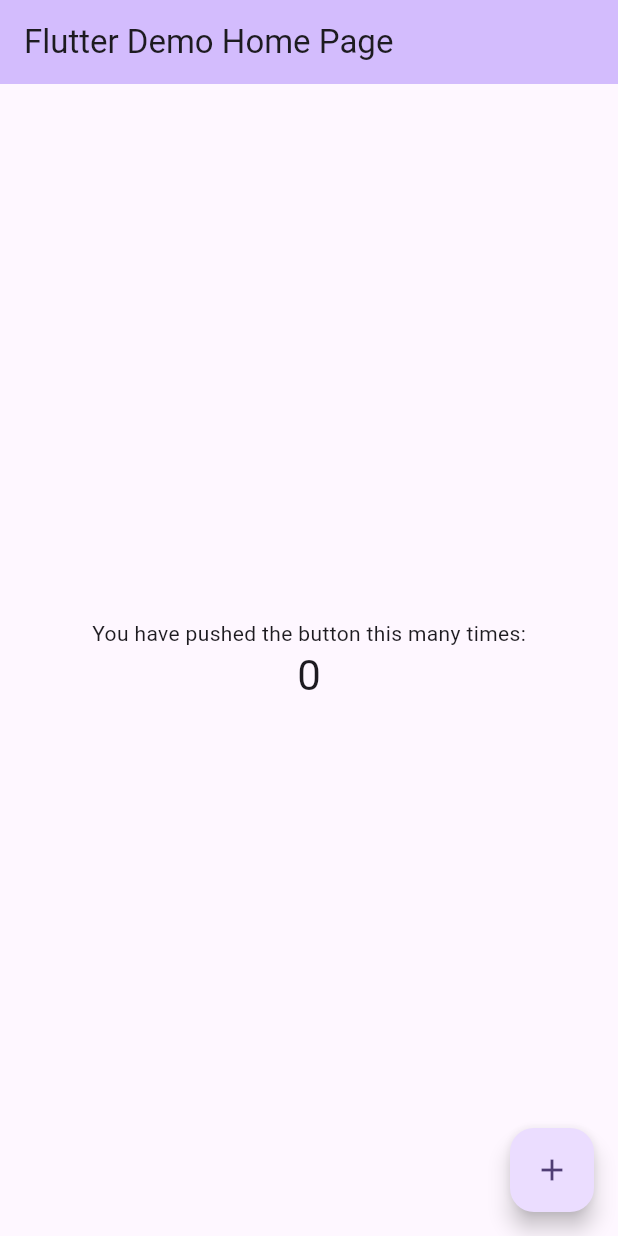
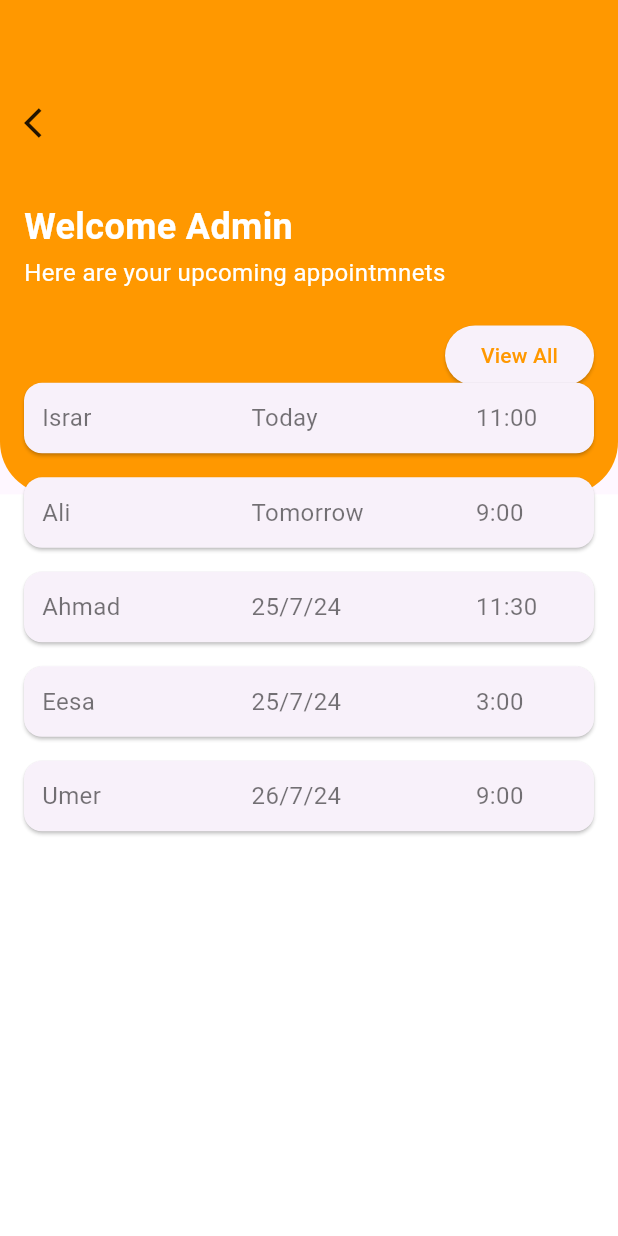
Before and after one commit to IsrarKundi/appointmentApp, a Flutter app: the screen it shows after launch, on a phone screen of 412 x 824 dp. Run offline on Flutter 3.47's test engine with Material 3 defaults, Android fonts, the phone set to English and light mode, and no system bars.

Commit message:
did some work in home screen ui

```diff
--- a/lib/main.dart
+++ b/lib/main.dart
@@ -1,3 +1,4 @@
+import 'package:appointment/screens/home_screen.dart';
 import 'package:flutter/material.dart';
 
 void main() {
@@ -13,113 +14,10 @@ class MyApp extends StatelessWidget {
     return MaterialApp(
       title: 'Flutter Demo',
       theme: ThemeData(
-        // This is the theme of your application.
-        //
-        // TRY THIS: Try running your application with "flutter run". You'll see
-        // the application has a purple toolbar. Then, without quitting the app,
-        // try changing the seedColor in the colorScheme below to Colors.green
-        // and then invoke "hot reload" (save your changes or press the "hot
-        // reload" button in a Flutter-supported IDE, or press "r" if you used
-        // the command line to start the app).
-        //
-        // Notice that the counter didn't reset back to zero; the application
-        // state is not lost during the reload. To reset the state, use hot
-        // restart instead.
-        //
-        // This works for code too, not just values: Most code changes can be
-        // tested with just a hot reload.
         colorScheme: ColorScheme.fromSeed(seedColor: Colors.deepPurple),
         useMaterial3: true,
       ),
-      home: const MyHomePage(title: 'Flutter Demo Home Page'),
+      home: HomeScreen(),
     );
   }
 }
-
-class MyHomePage extends StatefulWidget {
-  const MyHomePage({super.key, required this.title});
-
-  // This widget is the home page of your application. It is stateful, meaning
-  // that it has a State object (defined below) that contains fields that affect
-  // how it looks.
-
-  // This class is the configuration for the state. It holds the values (in this
-  // case the title) provided by the parent (in this case the App widget) and
-  // used by the build method of the State. Fields in a Widget subclass are
-  // always marked "final".
-
-  final String title;
-
-  @override
-  State<MyHomePage> createState() => _MyHomePageState();
-}
-
-class _MyHomePageState extends State<MyHomePage> {
-  int _counter = 0;
-
-  void _incrementCounter() {
-    setState(() {
-      // This call to setState tells the Flutter framework that something has
-      // changed in this State, which causes it to rerun the build method below
-      // so that the display can reflect the updated values. If we changed
-      // _counter without calling setState(), then the build method would not be
-      // called again, and so nothing would appear to happen.
-      _counter++;
-    });
-  }
-
-  @override
-  Widget build(BuildContext context) {
-    // This method is rerun every time setState is called, for instance as done
-    // by the _incrementCounter method above.
-    //
-    // The Flutter framework has been optimized to make rerunning build methods
-    // fast, so that you can just rebuild anything that needs updating rather
-    // than having to individually change instances of widgets.
-    return Scaffold(
-      appBar: AppBar(
-        // TRY THIS: Try changing the color here to a specific color (to
-        // Colors.amber, perhaps?) and trigger a hot reload to see the AppBar
-        // change color while the other colors stay the same.
-        backgroundColor: Theme.of(context).colorScheme.inversePrimary,
-        // Here we take the value from the MyHomePage object that was created by
-        // the App.build method, and use it to set our appbar title.
-        title: Text(widget.title),
-      ),
-      body: Center(
-        // Center is a layout widget. It takes a single child and positions it
-        // in the middle of the parent.
-        child: Column(
-          // Column is also a layout widget. It takes a list of children and
-          // arranges them vertically. By default, it sizes itself to fit its
-          // children horizontally, and tries to be as tall as its parent.
-          //
-          // Column has various properties to control how it sizes itself and
-          // how it positions its children. Here we use mainAxisAlignment to
-          // center the children vertically; the main axis here is the vertical
-          // axis because Columns are vertical (the cross axis would be
-          // horizontal).
-          //
-          // TRY THIS: Invoke "debug painting" (choose the "Toggle Debug Paint"
-          // action in the IDE, or press "p" in the console), to see the
-          // wireframe for each widget.
-          mainAxisAlignment: MainAxisAlignment.center,
-          children: <Widget>[
-            const Text(
-              'You have pushed the button this many times:',
-            ),
-            Text(
-              '$_counter',
-              style: Theme.of(context).textTheme.headlineMedium,
-            ),
-          ],
-        ),
-      ),
-      floatingActionButton: FloatingActionButton(
-        onPressed: _incrementCounter,
-        tooltip: 'Increment',
-        child: const Icon(Icons.add),
-      ), // This trailing comma makes auto-formatting nicer for build methods.
-    );
-  }
-}
--- a/lib/models/appointments.dart
+++ b/lib/models/appointments.dart
@@ -0,0 +1,8 @@
+class Appointment{
+  late String name;
+  late String date;
+  late String time;
+
+  Appointment({required this.name, required this.date, required this.time});
+
+}
--- a/lib/screens/home_screen.dart
+++ b/lib/screens/home_screen.dart
@@ -0,0 +1,146 @@
+import 'package:flutter/material.dart';
+
+import '../models/appointments.dart';
+
+class HomeScreen extends StatelessWidget {
+  @override
+  Widget build(BuildContext context) {
+    final screenHeight = MediaQuery.of(context).size.height;
+
+    return Scaffold(
+      body: Stack(
+        children: [
+          Positioned(
+            top: 0,
+            left: 0,
+            right: 0,
+            height: screenHeight * 0.4,
+            child: Container(
+              decoration: BoxDecoration(
+                borderRadius: BorderRadius.only(
+                    topRight: Radius.circular(0),
+                    topLeft: Radius.circular(0),
+                    bottomRight: Radius.circular(35),
+                    bottomLeft: Radius.circular(35)),
+                color: Colors.orange,
+              ),
+
+              child: Padding(
+                padding: const EdgeInsets.only(top: 70, left: 16),
+                child: Column(
+                  crossAxisAlignment: CrossAxisAlignment.start,
+                  children: [
+                    Icon(Icons.arrow_back_ios),
+                    SizedBox(height: 40,),
+                    Text(
+                      'Welcome Admin',
+                      style: TextStyle(fontSize: 24, fontWeight: FontWeight.bold, color: Colors.white),
+                    ),
+                    SizedBox(height: 2),
+                    Text(
+                      'Here are your upcoming appointmnets',
+                      style: TextStyle(fontSize: 16, color: Colors.white),
+                    ),
+                    SizedBox(height: 20,),
+                    Align(
+                      alignment: Alignment.centerRight,
+                      child: Padding(
+                        padding: const EdgeInsets.only(right: 16),
+                        child: ElevatedButton(
+                          onPressed: () {},
+                          child: Text(
+                            'View All',
+                            style: TextStyle(
+                              color: Colors.orange
+                            ),
+                          ),
+                        ),
+                      ),
+                    ),
+                  ],
+                ),
+              ),
+            ),
+          ),
+          Positioned(
+            top: screenHeight * 0.4,
+            left: 0,
+            right: 0,
+            bottom: 0,
+            child: Container(
+              color: Colors.white,
+            ),
+          ),
+          Positioned.fill(
+            top: screenHeight * 0.3,
+            child: Column(
+              children: [
+                Expanded(
+                  child: ListView.builder(
+                    itemCount: 5,
+                    itemBuilder: (context, index) {
+                      return Card(
+                        margin: EdgeInsets.symmetric(horizontal: 16, vertical: 8),
+                        child: Padding(
+                          padding: const EdgeInsets.all(12.0),
+                          child: Row(
+                            mainAxisAlignment: MainAxisAlignment.start,
+                            children: [
+                              Expanded(
+                                flex: 2,
+                                child: Text(
+                                  appointments[index].name,
+                                  style: TextStyle(
+                                    fontSize: 16,
+                                    color: Colors.black54,
+                                  ),
+                                  textAlign: TextAlign.start,
+                                ),
+                              ),
+                              SizedBox(width: 6),
+                              Expanded(
+                                flex: 2,
+                                child: Text(
+                                  appointments[index].date,
+                                  style: TextStyle(
+                                    fontSize: 16,
+                                    color: Colors.black54,
+                                  ),
+                                  textAlign: TextAlign.start,
+                                ),
+                              ),
+                              SizedBox(width: 16),
+                              Expanded(
+                                flex: 1,
+                                child: Text(
+                                  appointments[index].time,
+                                  style: TextStyle(
+                                    fontSize: 16,
+                                    color: Colors.black54,
+                                  ),
+                                  textAlign: TextAlign.start,
+                                ),
+                              ),
+                            ],
+                          ),
+                        ),
+                      );
+                    },
+                  ),
+                ),
+              ],
+            ),
+          ),
+        ],
+      ),
+    );
+  }
+}
+
+List<Appointment> appointments = [
+  Appointment(name: 'Israr', date: 'Today', time: '11:00'),
+  Appointment(name: 'Ali', date: 'Tomorrow', time: '9:00'),
+  Appointment(name: 'Ahmad', date: '25/7/24', time: '11:30'),
+  Appointment(name: 'Eesa', date: '25/7/24', time: '3:00'),
+  Appointment(name: 'Umer', date: '26/7/24', time: '9:00'),
+];
```
